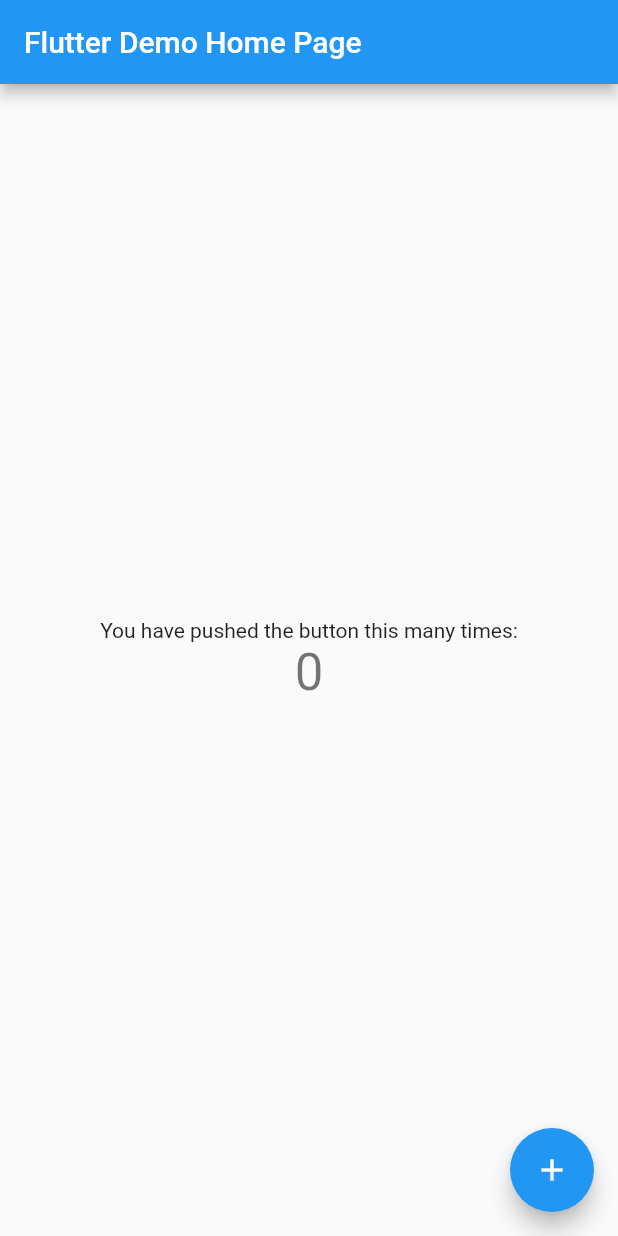
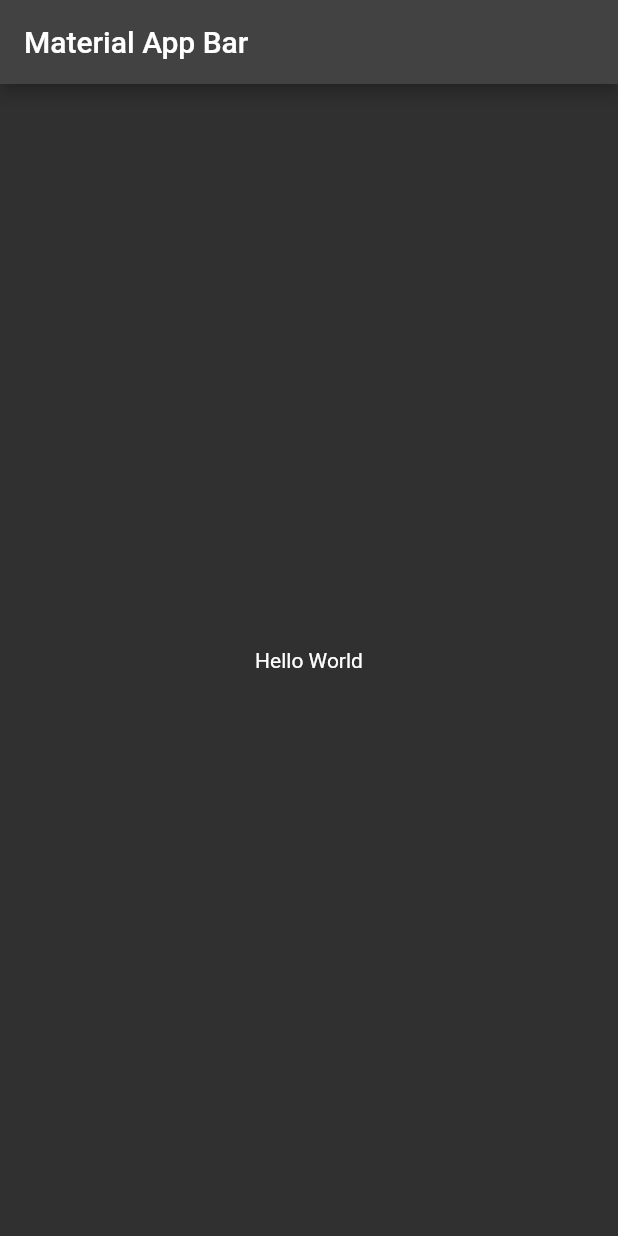
Before and after one commit to Gabonauta/socialnet, a Flutter app: the screen it shows after launch, on a phone screen of 412 x 824 dp. Run offline on Flutter 3.47's test engine with Material 2 defaults, Android fonts, the phone set to English and light mode, and no system bars; our stand-ins replace firebase_core; accounts and stored records are empty.

Commit message:
agregar paquetes pub dev

```diff
--- a/lib/main.dart
+++ b/lib/main.dart
@@ -1,115 +1,46 @@
 import 'package:flutter/material.dart';
+import 'package:firebase_core/firebase_core.dart';
+import 'firebase_options.dart';
 
-void main() {
+void main() async {
+  WidgetsFlutterBinding.ensureInitialized();
+  await Firebase.initializeApp(
+    options: DefaultFirebaseOptions.currentPlatform,
+  );
+
   runApp(const MyApp());
 }
 
 class MyApp extends StatelessWidget {
-  const MyApp({super.key});
+  const MyApp({Key? key}) : super(key: key);
 
-  // This widget is the root of your application.
   @override
   Widget build(BuildContext context) {
     return MaterialApp(
-      title: 'Flutter Demo',
-      theme: ThemeData(
-        // This is the theme of your application.
-        //
-        // Try running your application with "flutter run". You'll see the
-        // application has a blue toolbar. Then, without quitting the app, try
-        // changing the primarySwatch below to Colors.green and then invoke
-        // "hot reload" (press "r" in the console where you ran "flutter run",
-        // or simply save your changes to "hot reload" in a Flutter IDE).
-        // Notice that the counter didn't reset back to zero; the application
-        // is not restarted.
-        primarySwatch: Colors.blue,
-      ),
-      home: const MyHomePage(title: 'Flutter Demo Home Page'),
+      theme: ThemeData(primarySwatch: Colors.blue),
+      themeMode: ThemeMode.dark,
+      darkTheme: ThemeData.dark(),
+      debugShowCheckedModeBanner: false,
+      title: 'Material App',
+      home: const HomePage(),
     );
   }
 }
 
-class MyHomePage extends StatefulWidget {
-  const MyHomePage({super.key, required this.title});
-
-  // This widget is the home page of your application. It is stateful, meaning
-  // that it has a State object (defined below) that contains fields that affect
-  // how it looks.
-
-  // This class is the configuration for the state. It holds the values (in this
-  // case the title) provided by the parent (in this case the App widget) and
-  // used by the build method of the State. Fields in a Widget subclass are
-  // always marked "final".
-
-  final String title;
-
-  @override
-  State<MyHomePage> createState() => _MyHomePageState();
-}
-
-class _MyHomePageState extends State<MyHomePage> {
-  int _counter = 0;
-
-  void _incrementCounter() {
-    setState(() {
-      // This call to setState tells the Flutter framework that something has
-      // changed in this State, which causes it to rerun the build method below
-      // so that the display can reflect the updated values. If we changed
-      // _counter without calling setState(), then the build method would not be
-      // called again, and so nothing would appear to happen.
-      _counter++;
-    });
-  }
+class HomePage extends StatelessWidget {
+  const HomePage({
+    Key? key,
+  }) : super(key: key);
 
   @override
   Widget build(BuildContext context) {
-    // This method is rerun every time setState is called, for instance as done
-    // by the _incrementCounter method above.
-    //
-    // The Flutter framework has been optimized to make rerunning build methods
-    // fast, so that you can just rebuild anything that needs updating rather
-    // than having to individually change instances of widgets.
     return Scaffold(
       appBar: AppBar(
-        // Here we take the value from the MyHomePage object that was created by
-        // the App.build method, and use it to set our appbar title.
-        title: Text(widget.title),
+        title: const Text('Material App Bar'),
       ),
-      body: Center(
-        // Center is a layout widget. It takes a single child and positions it
-        // in the middle of the parent.
-        child: Column(
-          // Column is also a layout widget. It takes a list of children and
-          // arranges them vertically. By default, it sizes itself to fit its
-          // children horizontally, and tries to be as tall as its parent.
-          //
-          // Invoke "debug painting" (press "p" in the console, choose the
-          // "Toggle Debug Paint" action from the Flutter Inspector in Android
-          // Studio, or the "Toggle Debug Paint" command in Visual Studio Code)
-          // to see the wireframe for each widget.
-          //
-          // Column has various properties to control how it sizes itself and
-          // how it positions its children. Here we use mainAxisAlignment to
-          // center the children vertically; the main axis here is the vertical
-          // axis because Columns are vertical (the cross axis would be
-          // horizontal).
-          mainAxisAlignment: MainAxisAlignment.center,
-          children: <Widget>[
-            const Text(
-              'You have pushed the button this many times:',
-            ),
-            Text(
-              '$_counter',
-              style: Theme.of(context).textTheme.headline4,
-            ),
-          ],
-        ),
+      body: const Center(
+        child: Text('Hello World'),
       ),
-      floatingActionButton: FloatingActionButton(
-        onPressed: _incrementCounter,
-        tooltip: 'Increment',
-        child: const Icon(Icons.add),
-      ), // This trailing comma makes auto-formatting nicer for build methods.
     );
   }
 }
```
Also changed, not shown: pubspec.yaml (+23 -21 lines), pubspec.lock, 5 other files.
